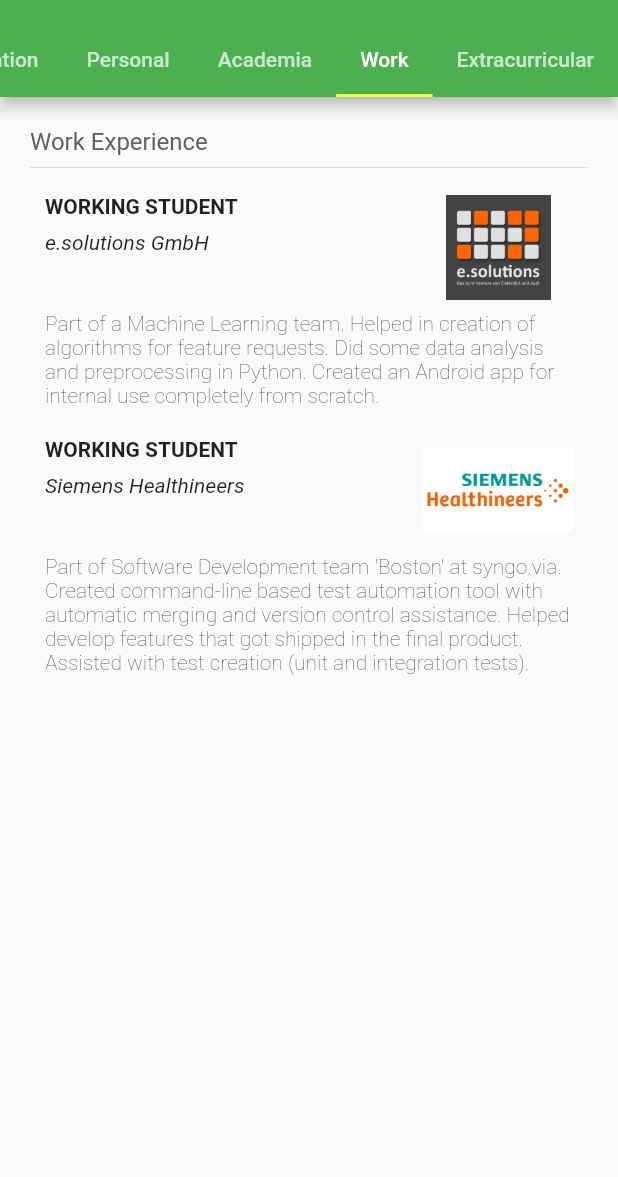
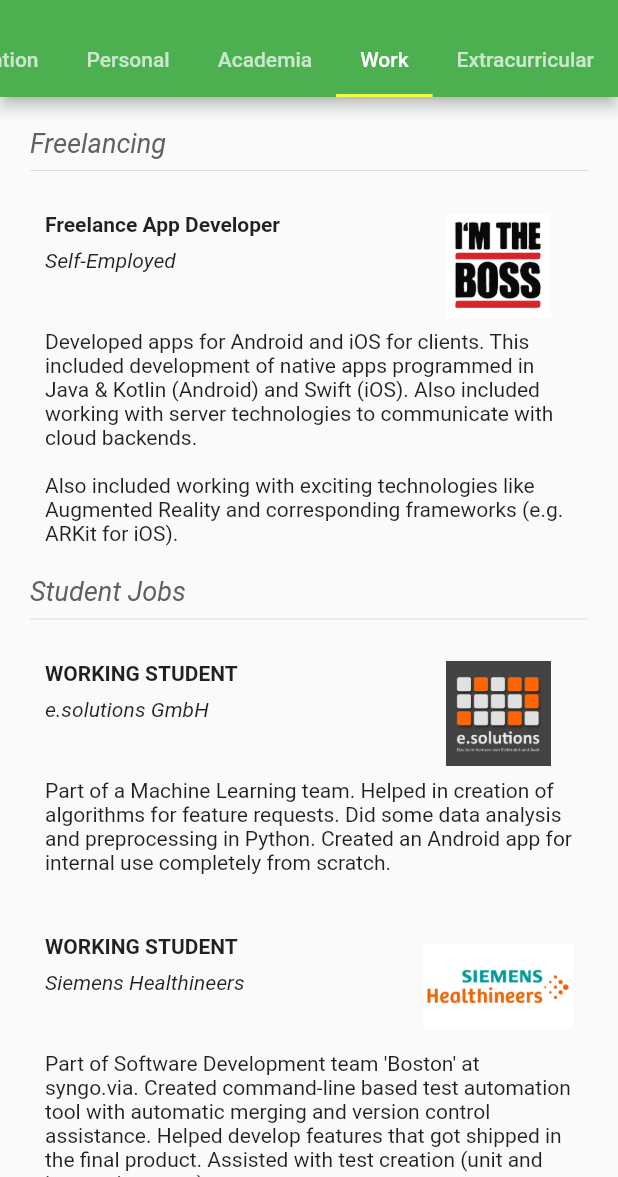
Before and after one commit to DaemonLoki/Silicon-Valley-Spring-School, a Flutter app: the OverviewNav screen opened directly, tab 4 chosen, on a phone screen of 412 x 824 dp, the part 59-1236 px from its top. Run offline on Flutter 3.47's test engine with Material 2 defaults, Android fonts, the phone set to English and light mode, and no system bars; our stand-ins replace chewie, video_player; statements that could not run were skipped.

Commit message:
added content to the work section including freelance work as well as internships

```diff
--- a/lib/ui/section_header.dart
+++ b/lib/ui/section_header.dart
@@ -10,7 +10,7 @@ class SectionHeader extends StatelessWidget {
     return Column(
       crossAxisAlignment: CrossAxisAlignment.start,
       children: <Widget>[
-        Text(_title, style: TextStyle(color: Colors.grey[700], fontSize: 16.0)),
+        Text(_title, style: TextStyle(color: Colors.grey[700], fontSize: 18.0, fontStyle: FontStyle.italic)),
         Divider()
       ],
     );
--- a/lib/work_content.dart
+++ b/lib/work_content.dart
@@ -7,7 +7,9 @@ class WorkContent extends StatelessWidget {
   @override
   Widget build(BuildContext context) {
     return new ListView(padding: const EdgeInsets.all(20.0), children: <Widget>[
-      const SectionHeader("Work Experience"),
+      const SectionHeader("Freelancing"),
+      const JobDescription("Freelance App Developer", "Self-Employed", "Developed apps for Android and iOS for clients. This included development of native apps programmed in Java & Kotlin (Android) and Swift (iOS). Also included working with server technologies to communicate with cloud backends.\n\nAlso included working with exciting technologies like Augmented Reality and corresponding frameworks (e.g. ARKit for iOS). ", "images/im_the_boss.png"),
+      const SectionHeader("Student Jobs"),
       const JobDescription(
         "WORKING STUDENT",
         "e.solutions GmbH",
@@ -17,6 +19,17 @@ class WorkContent extends StatelessWidget {
         "WORKING STUDENT",
         "Siemens Healthineers",
         "Part of Software Development team 'Boston' at syngo.via. Created command-line based test automation tool with automatic merging and version control assistance. Helped develop features that got shipped in the final product. Assisted with test creation (unit and integration tests).",
+        "images/siemens.png"),
+      const SectionHeader("Internships"),
+      const JobDescription(
+        "Intern in Software Development",
+        "e.solutions GmbH",
+        "I was part of a development team that focussed on integration of online services in Automotive Infotainment. \n\nConcretely I worked on an SDK that allowed third party companies create applications for the Porsche Infotainment system that was shipped in cars like the newest Porsche Cayman. This included shipping features as well as talking to other companies about implementation details and assisting them when problems occurred.",
+        "images/eso.png"),
+      const JobDescription(
+        "Intern in Software Development",
+        "Siemens Healthineers",
+        "Part of the 'Boston' team that develops diagnosing software for doctors. As part of the internship I got to know the technology stack they were using and the workflow they use in their Scrum teams. After that I was able to assist in development of features and wrote tests to ensure the quality of the system meets the high requirements.",
         "images/siemens.png")
     ]);
   }
@@ -33,7 +46,7 @@ class JobDescription extends StatelessWidget {
   @override
   Widget build(BuildContext context) {
     return Padding(
-      padding: const EdgeInsets.all(10.0),
+      padding: const EdgeInsets.symmetric(horizontal: 10.0, vertical: 20.0),
       child: Column(
         crossAxisAlignment: CrossAxisAlignment.start,
         children: <Widget>[
@@ -63,7 +76,7 @@ class JobDescription extends StatelessWidget {
             padding: const EdgeInsets.only(top: 8.0),
             child: new Text(
               _description,
-              style: TextStyle(fontWeight: FontWeight.w200),
+              style: TextStyle(fontWeight: FontWeight.w400),
             ),
           )
         ],
--- a/pubspec.yaml
+++ b/pubspec.yaml
@@ -46,6 +46,7 @@ flutter:
     - images/personal.jpeg
     - images/nora.jpg
     - images/carina.jpg
+    - images/im_the_boss.png
     - videos/intro.mp4
 
   # An image asset can refer to one or more resolution-specific "variants", see
```
Also changed, not shown: images/im_the_boss.png (added).
